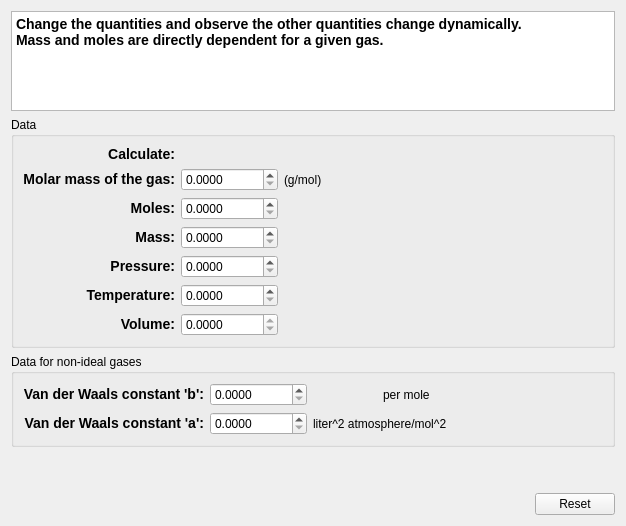
First picture: the form in src/calculator/gasCalculator.ui, repository KDE/kalzium, before the edit.
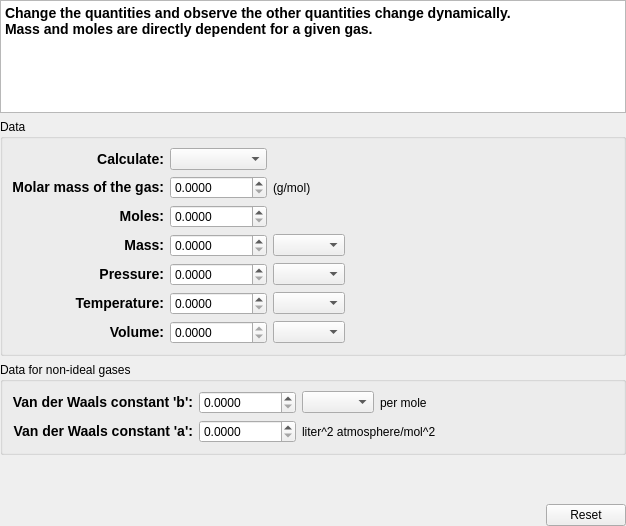
Second picture: the form after the edit. Custom widgets are drawn as their Qt base class.

Commit message: Fix double margins

Patch:
```diff
--- a/src/calculator/gasCalculator.ui
+++ b/src/calculator/gasCalculator.ui
@@ -11,6 +11,9 @@
    </rect>
   </property>
   <layout class="QVBoxLayout" name="verticalLayout_2">
+   <property name="margin">
+    <number>0</number>
+   </property>
    <item>
     <widget class="KTextEdit" name="ktextedit">
      <property name="maximumSize">
@@ -114,7 +117,7 @@
        </widget>
       </item>
       <item row="3" column="2">
-       <widget class="KComboBox" name="mass_unit" native="true">
+       <widget class="KComboBox" name="mass_unit">
         <property name="toolTip">
          <string>&lt;big&gt;Specify the unit of mass of the gas&lt;/big&gt;</string>
         </property>
@@ -163,7 +166,7 @@
        </widget>
       </item>
       <item row="4" column="2">
-       <widget class="KComboBox" name="pressure_unit" native="true">
+       <widget class="KComboBox" name="pressure_unit">
         <property name="toolTip">
          <string>&lt;big&gt;Specify the units for pressure of the gas&lt;/big&gt;</string>
         </property>
@@ -199,7 +202,7 @@
        </widget>
       </item>
       <item row="5" column="2">
-       <widget class="KComboBox" name="temp_unit" native="true">
+       <widget class="KComboBox" name="temp_unit">
         <property name="toolTip">
          <string>&lt;big&gt;Specify the units for the temperature of the gas&lt;/big&gt;</string>
         </property>
@@ -238,7 +241,7 @@
        </widget>
       </item>
       <item row="6" column="2">
-       <widget class="KComboBox" name="volume_unit" native="true">
+       <widget class="KComboBox" name="volume_unit">
         <property name="enabled">
          <bool>true</bool>
         </property>
@@ -261,8 +264,8 @@
        </widget>
       </item>
       <item row="0" column="1">
-       <widget class="KComboBox" name="mode" native="true">
-        <property name="currentIndex" stdset="0">
+       <widget class="KComboBox" name="mode">
+        <property name="currentIndex">
          <number>3</number>
         </property>
        </widget>
@@ -340,7 +343,7 @@
         <item row="0" column="2">
          <layout class="QHBoxLayout" name="horizontalLayout">
           <item>
-           <widget class="KComboBox" name="b_unit" native="true">
+           <widget class="KComboBox" name="b_unit">
             <property name="toolTip">
              <string>The units of the van der Waals constant 'b'</string>
             </property>
@@ -397,6 +400,19 @@
      </property>
     </widget>
    </item>
+   <item>
+    <spacer name="verticalSpacer">
+     <property name="orientation">
+      <enum>Qt::Vertical</enum>
+     </property>
+     <property name="sizeHint" stdset="0">
+      <size>
+       <width>20</width>
+       <height>40</height>
+      </size>
+     </property>
+    </spacer>
+   </item>
    <item>
     <layout class="QHBoxLayout" name="horizontalLayout_12">
      <item>
@@ -427,16 +443,16 @@
   </layout>
  </widget>
  <customwidgets>
+  <customwidget>
+   <class>KComboBox</class>
+   <extends>QComboBox</extends>
+   <header>kcombobox.h</header>
+  </customwidget>
   <customwidget>
    <class>KTextEdit</class>
    <extends>QTextEdit</extends>
    <header>ktextedit.h</header>
   </customwidget>
-  <customwidget>
-   <class>KComboBox</class>
-   <extends>QWidget</extends>
-   <header>kcombobox.h</header>
-  </customwidget>
  </customwidgets>
  <resources/>
  <connections/>
```
The commit also changes 5 other files.
